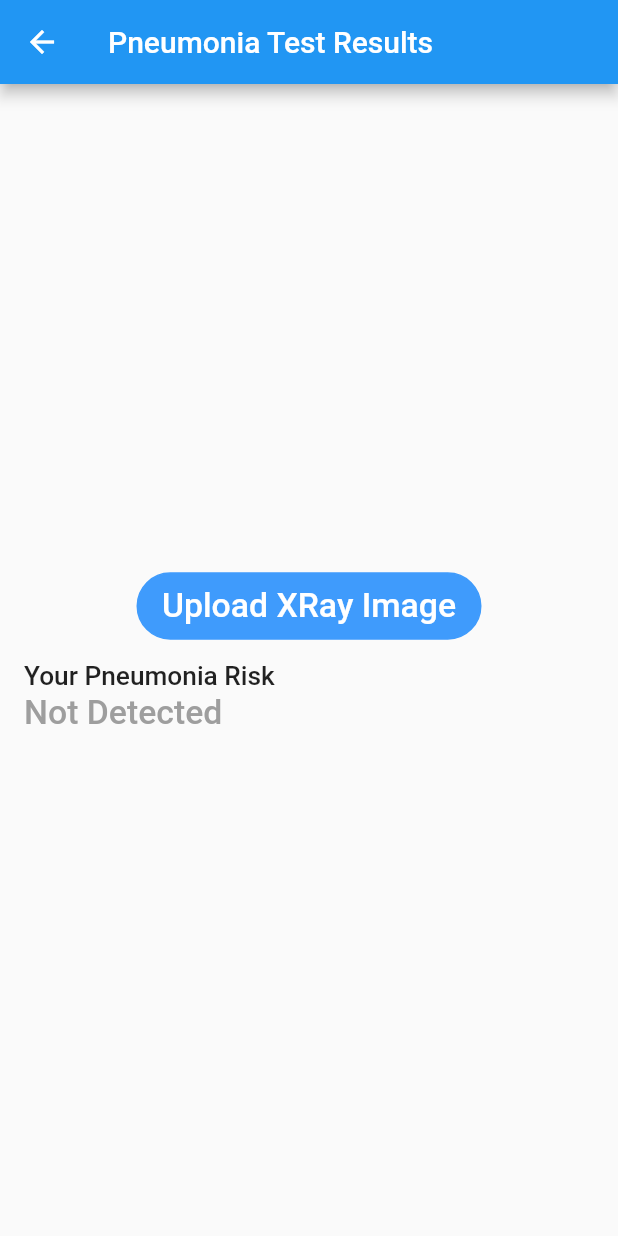
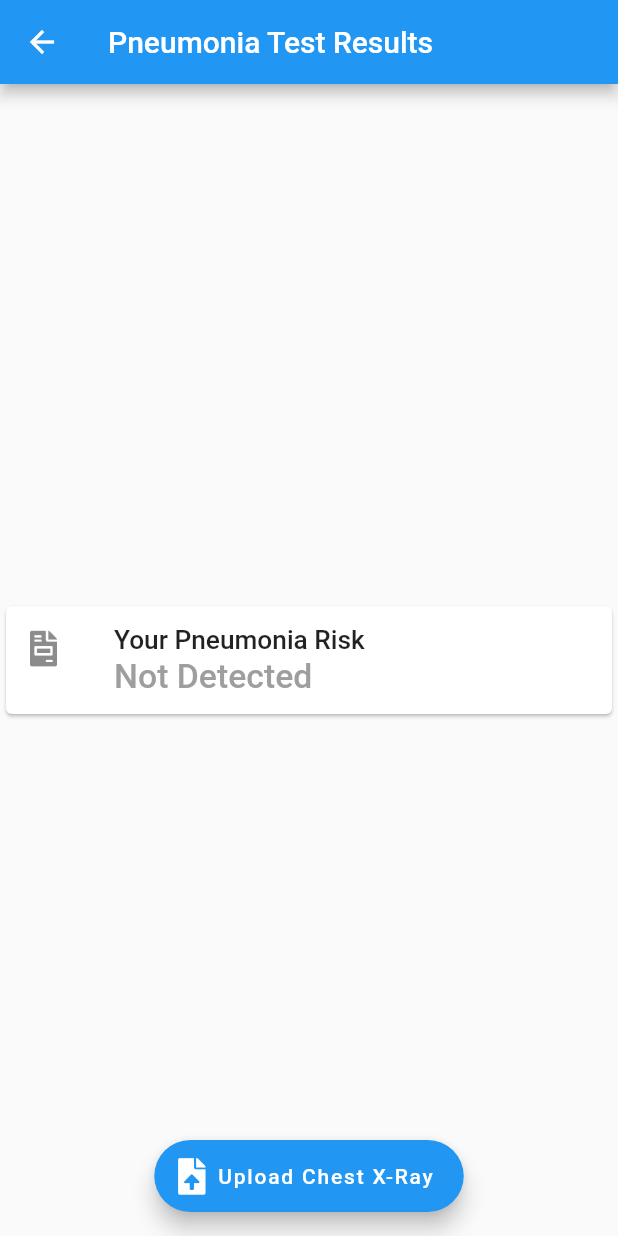
Before and after one commit to cyber-venom003/Swasthyam-App, a Flutter app: the PneumoniaInput screen opened directly, on a phone screen of 412 x 824 dp. Run offline on Flutter 3.47's test engine with Material 2 defaults, Android fonts, the light colour scheme and no system bars; our stand-ins replace cloud_firestore, firebase_core, font_awesome_flutter, image_picker; missing offline and left inert: dart:ffi; accounts and stored records are empty.

Commit message:
Changes UI in PneumoniaInput

```diff
--- a/lib/routes/pneumoniaInput.dart
+++ b/lib/routes/pneumoniaInput.dart
@@ -1,6 +1,7 @@
 import 'dart:convert';
 
 import 'package:flutter/material.dart';
+import 'package:font_awesome_flutter/font_awesome_flutter.dart';
 import 'package:http/http.dart' as http;
 import 'package:image_picker/image_picker.dart';
 
@@ -12,18 +13,17 @@ class PneumoniaInput extends StatefulWidget {
 class _PneumoniaInputState extends State<PneumoniaInput> {
   int pneumoniaRisk = 0;
   void sendRequest(filename) async {
-    var request = http.MultipartRequest('POST', Uri.parse("http://192.168.1.7:5000/predict"));
+    var request = http.MultipartRequest(
+        'POST', Uri.parse("http://192.168.1.7:5000/predict"));
     request.files.add(await http.MultipartFile.fromPath('image', filename));
-    request.fields.addAll({
-      "disease": "pneumonia"
-    });
-    try{
+    request.fields.addAll({"disease": "pneumonia"});
+    try {
       var res = await request.send();
       var body = await res.stream.bytesToString();
       setState(() {
         pneumoniaRisk = jsonDecode(body)['prediction'];
       });
-    } catch(e){
+    } catch (e) {
       print(e.toString());
     }
   }
@@ -39,77 +39,82 @@ class _PneumoniaInputState extends State<PneumoniaInput> {
   Widget build(BuildContext context) {
     return SafeArea(
       child: Scaffold(
-        appBar: AppBar(
-            title: Text("Pneumonia Test Results")
-        ),
+        appBar: AppBar(title: Text("Pneumonia Test Results")),
         body: Center(
           child: Column(
             mainAxisAlignment: MainAxisAlignment.center,
             crossAxisAlignment: CrossAxisAlignment.center,
             children: [
-              FlatButton(
-                onPressed: () {
-                  uploadImage();
-                },
-                child: Container(
-                  width: 230,
-                  height: 45,
-                  child: Padding(
-                    padding: const EdgeInsets.all(8.0),
-                    child: Text(
-                      "Upload XRay Image",
-                      style: TextStyle(
-                          color: Colors.white,
-                          fontSize: 22.5,
-                          fontWeight: FontWeight.w500
-                      ),
-                      textAlign: TextAlign.center,
-                    ),
-                  ),
-                  decoration: BoxDecoration(
-                    borderRadius: BorderRadius.circular(26.0),
-                    color: const Color(0xff3f9bfc),
-                    border:
-                    Border.all(width: 1.0, color: const Color(0xff3f9bfc)),
-                  ),
-                ),
-              ),
-              ListTile(
+              // FlatButton(
+              //   onPressed: () {
+              //     uploadImage();
+              //   },
+              //   child: Container(
+              //     width: 230,
+              //     height: 45,
+              //     child: Padding(
+              //       padding: const EdgeInsets.all(8.0),
+              //       child: Text(
+              //         "Upload XRay Image",
+              //         style: TextStyle(
+              //             color: Colors.white,
+              //             fontSize: 22.5,
+              //             fontWeight: FontWeight.w500
+              //         ),
+              //         textAlign: TextAlign.center,
+              //       ),
+              //     ),
+              //     decoration: BoxDecoration(
+              //       borderRadius: BorderRadius.circular(26.0),
+              //       color: const Color(0xff3f9bfc),
+              //       border:
+              //       Border.all(width: 1.0, color: const Color(0xff3f9bfc)),
+              //     ),
+              //   ),
+              // ),
+              Card(
+                child: ListTile(
+                    leading: FaIcon(FontAwesomeIcons.fileInvoice),
                     title: Text("Your Pneumonia Risk",
                         style: TextStyle(
                           fontSize: 17.5,
                           fontWeight: FontWeight.w500,
-                      )
-                  ),
-                  subtitle: pneumoniaRisk > 80 && pneumoniaRisk <= 100 ? Text("High Risk",
+                        )),
+                    subtitle: pneumoniaRisk > 80 && pneumoniaRisk <= 100
+                        ? Text("High Risk ($pneumoniaRisk %)",
                             style: TextStyle(
                                 fontSize: 22.5,
                                 fontWeight: FontWeight.w500,
-                          color: Colors.red
-                      )
-                  ) : pneumoniaRisk > 40 && pneumoniaRisk < 80 ? Text("Medium Risk",
+                                color: Colors.red))
+                        : pneumoniaRisk > 40 && pneumoniaRisk < 80
+                            ? Text("Medium Risk ($pneumoniaRisk %)",
                                 style: TextStyle(
                                     fontSize: 22.5,
                                     fontWeight: FontWeight.w500,
-                          color: Colors.yellow
-                      )
-                  ) : pneumoniaRisk < 40 && pneumoniaRisk > 20 ? Text("Low Risk",
+                                    color: Colors.yellow))
+                            : pneumoniaRisk < 40 && pneumoniaRisk > 20
+                                ? Text("Low Risk ($pneumoniaRisk %)",
                                     style: TextStyle(
                                         fontSize: 22.5,
                                         fontWeight: FontWeight.w500,
-                          color: Colors.green
-                      )
-                  ) : Text("Not Detected",
+                                        color: Colors.green))
+                                : Text("Not Detected",
                                     style: TextStyle(
                                         fontSize: 22.5,
                                         fontWeight: FontWeight.w500,
-                          color: Colors.grey
-                      )
-                  )
+                                        color: Colors.grey))),
               )
             ],
           ),
         ),
+        floatingActionButton: FloatingActionButton.extended(
+          icon: FaIcon(FontAwesomeIcons.fileUpload),
+          onPressed: () {
+            uploadImage();
+          },
+          label: Text("Upload Chest X-Ray"),
+        ),
+        floatingActionButtonLocation: FloatingActionButtonLocation.centerFloat,
       ),
     );
   }
```
Lines whose indentation alone changed are shown as unchanged.
